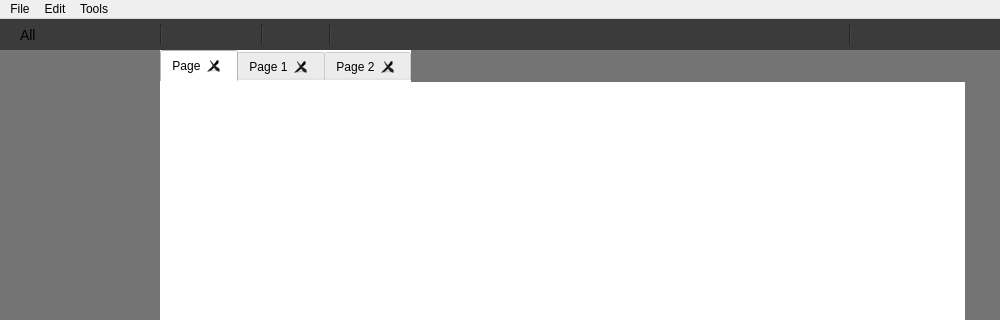
This is Update/Logic_Gate_Simulator/Dialogs/dlg_home.ui in ElliotHarding/Logic-Gate-Simulator as Qt 5 draws it before an edit; both pictures show x 0 to 1000 and y 0 to 320 of the 1000 by 560 pixel window. The edited form follows.
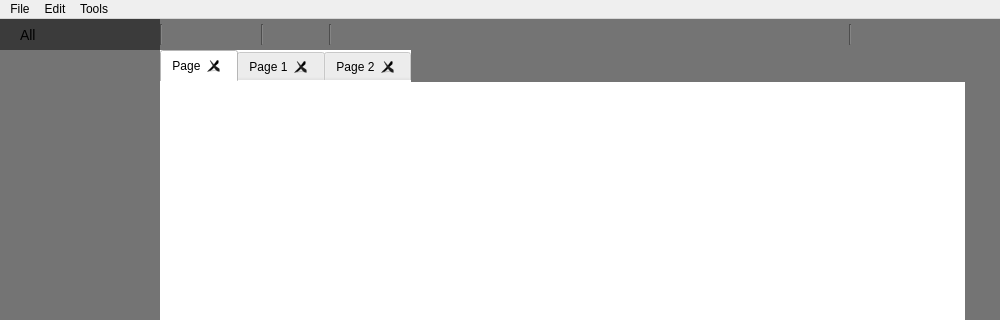
This is the edited form. Icons and pictures are not drawn.

What changed in the file:
```diff
--- a/Update/Logic_Gate_Simulator/Dialogs/dlg_home.ui
+++ b/Update/Logic_Gate_Simulator/Dialogs/dlg_home.ui
@@ -464,7 +464,7 @@
      <bool>false</bool>
     </property>
     <property name="styleSheet">
-     <string notr="true">background-color: rgb(59, 59, 59);</string>
+     <string notr="true">background-color: rgb(116, 116, 116);</string>
     </property>
     <widget class="QPushButton" name="btn_load">
      <property name="geometry">
```
